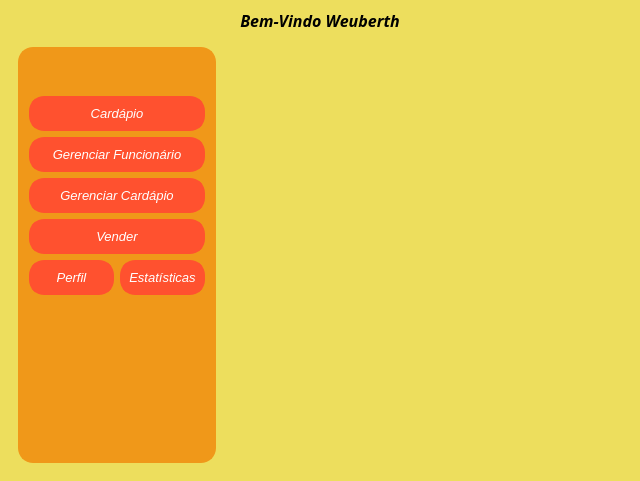
Above: view/Dashboard.ui from Wth10/System-Programmer before the change. Below: the same form after it.
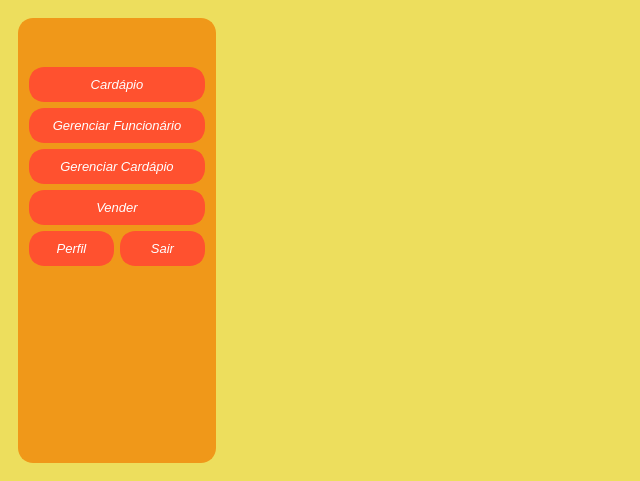
That is the form after the change. Icons and pictures are not drawn.

The edit to the form file:
```diff
--- a/view/Dashboard.ui
+++ b/view/Dashboard.ui
@@ -20,46 +20,6 @@
 }</string>
    </property>
    <layout class="QVBoxLayout" name="verticalLayout_2">
-    <item>
-     <widget class="QLabel" name="label_2">
-      <property name="font">
-       <font>
-        <family>Bahnschrift SemiBold</family>
-        <pointsize>12</pointsize>
-        <weight>75</weight>
-        <italic>true</italic>
-        <bold>true</bold>
-        <underline>false</underline>
-        <strikeout>false</strikeout>
-        <kerning>false</kerning>
-       </font>
-      </property>
-      <property name="text">
-       <string>Bem-Vindo Weuberth</string>
-      </property>
-      <property name="textFormat">
-       <enum>Qt::AutoText</enum>
-      </property>
-      <property name="scaledContents">
-       <bool>true</bool>
-      </property>
-      <property name="alignment">
-       <set>Qt::AlignCenter</set>
-      </property>
-      <property name="wordWrap">
-       <bool>true</bool>
-      </property>
-      <property name="margin">
-       <number>1</number>
-      </property>
-      <property name="indent">
-       <number>-1</number>
-      </property>
-      <property name="textInteractionFlags">
-       <set>Qt::TextEditable</set>
-      </property>
-     </widget>
-    </item>
     <item>
      <widget class="QFrame" name="frame_3">
       <property name="frameShape">
@@ -327,7 +287,7 @@
 }</string>
               </property>
               <property name="text">
-               <string>Estatísticas</string>
+               <string>Sair</string>
               </property>
              </widget>
             </item>
```
Left out of the diff: 2 changed lines with no effect on the pictures.
